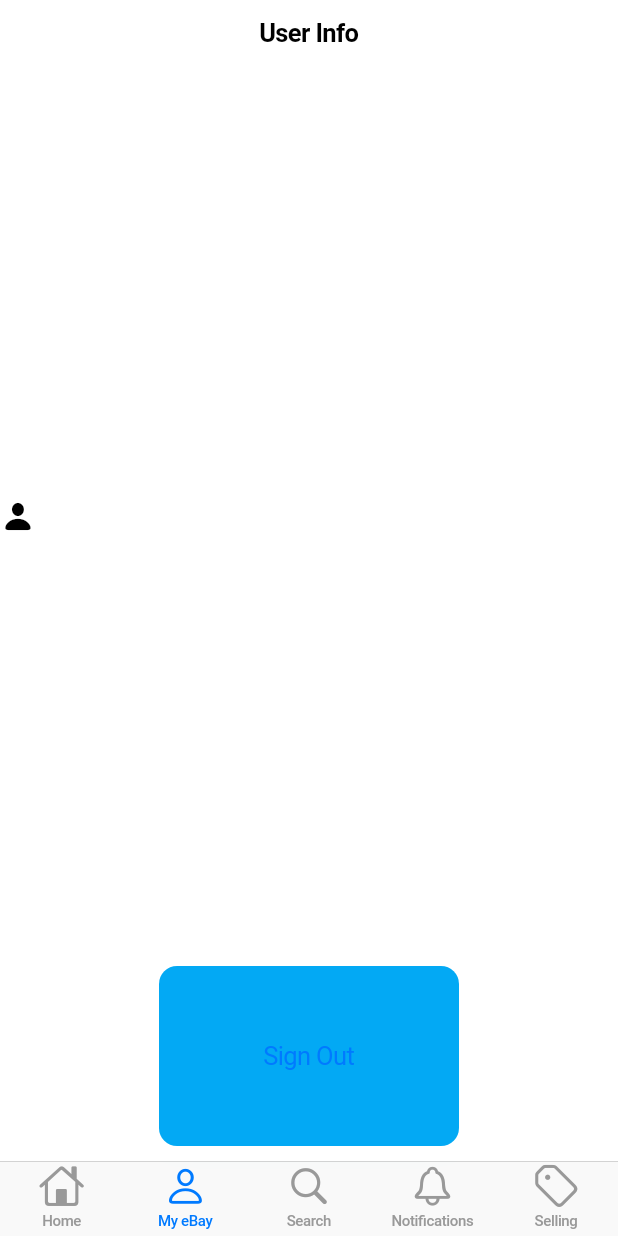
After one commit to Tian372/flutter-offer-app, a Flutter app: the EbayMockPage screen opened directly, item 2 of the bottom bar chosen, on a phone screen of 412 x 824 dp. The commit adds this screen. Run offline on Flutter 3.47's test engine with Material 2 defaults, Android fonts, the phone set to English and light mode, and no system bars; our stand-ins replace cloud_firestore, custom_radio_grouped_button, firebase_auth, google_sign_in, shared_preferences, sliding_up_panel; missing offline and left inert: grouped_buttons; accounts and stored records are empty; network calls fail.

Commit message:
added eBay mocking page and change the app to cupertino

```diff
--- /dev/null
+++ b/lib/views/ebayMock.dart
@@ -0,0 +1,107 @@
+import 'package:flutter/cupertino.dart';
+import 'package:flutter/services.dart';
+import 'package:offer_app/views/search.dart';
+import 'package:offer_app/views/userInfoView.dart';
+
+import 'addItem.dart';
+
+class EbayMock extends StatelessWidget {
+  @override
+  Widget build(BuildContext context) {
+    // This app is designed only to work vertically, so we limit
+    // orientations to portrait up and down.
+    SystemChrome.setPreferredOrientations(
+        [DeviceOrientation.portraitUp, DeviceOrientation.portraitDown]);
+
+    return CupertinoApp(
+      home: EbayMockPage(),
+    );
+  }
+}
+
+class EbayMockPage extends StatelessWidget {
+  @override
+  Widget build(BuildContext context) {
+    return CupertinoTabScaffold(
+      tabBar: CupertinoTabBar(
+        items: const <BottomNavigationBarItem>[
+          BottomNavigationBarItem(
+            icon: Icon(CupertinoIcons.home),
+            title: Text('Home'),
+          ),
+          BottomNavigationBarItem(
+            icon: Icon(CupertinoIcons.person),
+            title: Text('My eBay'),
+          ),
+          BottomNavigationBarItem(
+            icon: Icon(CupertinoIcons.search),
+            title: Text('Search'),
+          ),
+          BottomNavigationBarItem(
+            icon: Icon(CupertinoIcons.bell),
+            title: Text('Notifications'),
+          ),
+          BottomNavigationBarItem(
+            icon: Icon(CupertinoIcons.tag),
+            title: Text('Selling'),
+          ),
+        ],
+      ),
+      tabBuilder: (context, index) {
+        CupertinoTabView returnValue;
+        switch (index) {
+          case 0:
+            //login
+            //TODO: Login
+            returnValue = CupertinoTabView(builder: (context) {
+              return CupertinoPageScaffold(
+                navigationBar: CupertinoNavigationBar(
+                  middle: Text('Item Enter'),
+                ),
+                child: ItemView(),
+              );
+            });
+            break;
+          //TODO:
+          //my info
+          case 1:
+            returnValue = CupertinoTabView(builder: (context) {
+              return CupertinoPageScaffold(
+                navigationBar: CupertinoNavigationBar(
+                  middle: Text('User Info'),
+                ),
+                child: UserInfoView(),
+              );
+            });
+            break;
+          case 2:
+            returnValue = CupertinoTabView(builder: (context) {
+              return CupertinoPageScaffold(
+                child: SearchTab(),
+              );
+            });
+            break;
+          case 3:
+            returnValue = CupertinoTabView(builder: (context) {
+              return CupertinoPageScaffold(
+                child: Center(
+                  child: Text('Notification'),
+                ),
+              );
+            });
+            break;
+          case 4:
+            returnValue = CupertinoTabView(builder: (context) {
+              return CupertinoPageScaffold(
+                child: Center(
+                  child: Text('Selling'),
+                ),
+              );
+            });
+            break;
+        }
+        return returnValue;
+      },
+    );
+  }
+}
--- /dev/null
+++ b/lib/views/userInfoView.dart
@@ -0,0 +1,56 @@
+import 'package:flutter/cupertino.dart';
+import 'package:offer_app/helper/authenticate.dart';
+import 'package:offer_app/helper/constants.dart';
+import 'package:offer_app/helper/style.dart';
+
+import '../helper/helperfunctions.dart';
+import '../helper/theme.dart';
+import '../services/auth.dart';
+import '../services/database.dart';
+import '../views/chatrooms.dart';
+import '../widget/widget.dart';
+import 'package:flutter/material.dart';
+
+class UserInfoView extends StatelessWidget {
+  @override
+  Widget build(BuildContext context) {
+    return SafeArea(
+      child: Center(
+        child: Column(
+          children: [
+            SizedBox(
+              height: 600,
+              width: 600,
+              child: Center(
+                child: Row(
+                  children: [
+                    Icon(CupertinoIcons.person_solid, color: Colors.black),
+                    Text(
+                      '${Constants.myName}',
+                      style: TextStyle(
+                        color: Colors.black,
+                      ),
+                    ),
+                  ],
+                ),
+              ),
+            ),
+            SizedBox(
+              width: 200,
+              height: 120,
+              child: CupertinoButton(
+                color: Colors.lightBlue,
+                child: Text('Sign Out'),
+                onPressed: () {
+                  AuthService().signOut();
+                  Navigator.pushReplacement(context,
+                      CupertinoPageRoute(builder: (context) => Authenticate()));
+                },
+              ),
+            ),
+          ],
+        ),
+      ),
+    );
+  }
+}
```
Also changed, not shown: lib/helper/style.dart (added, +50 -0 lines), lib/main.dart (+5 -9 lines), lib/views/addItem.dart (+41 -51 lines), lib/views/buyerChat.dart (+15 -16 lines), lib/views/chatrooms.dart (+32 -72 lines), lib/views/search.dart (+87 -32 lines), lib/views/sellerChat.dart (+15 -16 lines), lib/views/signin.dart (+33 -32 lines), lib/views/signup.dart (+29 -27 lines), lib/widget/widget.dart (+8 -4 lines).
